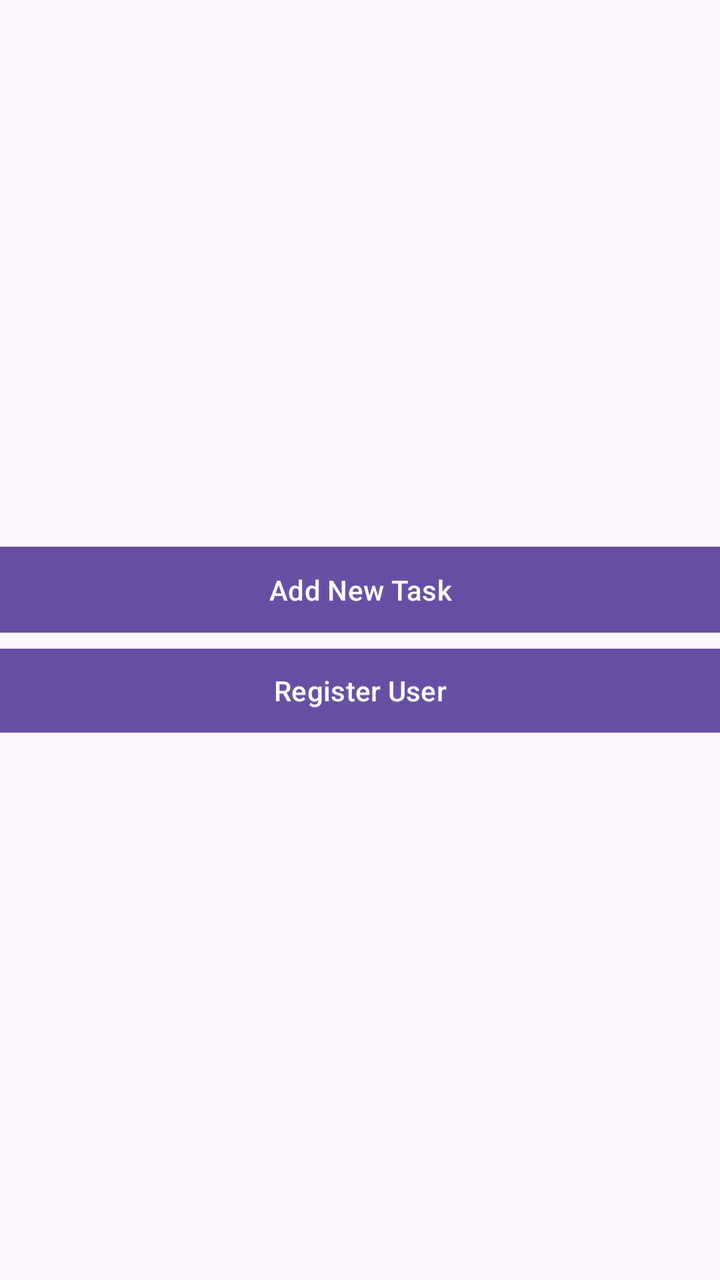
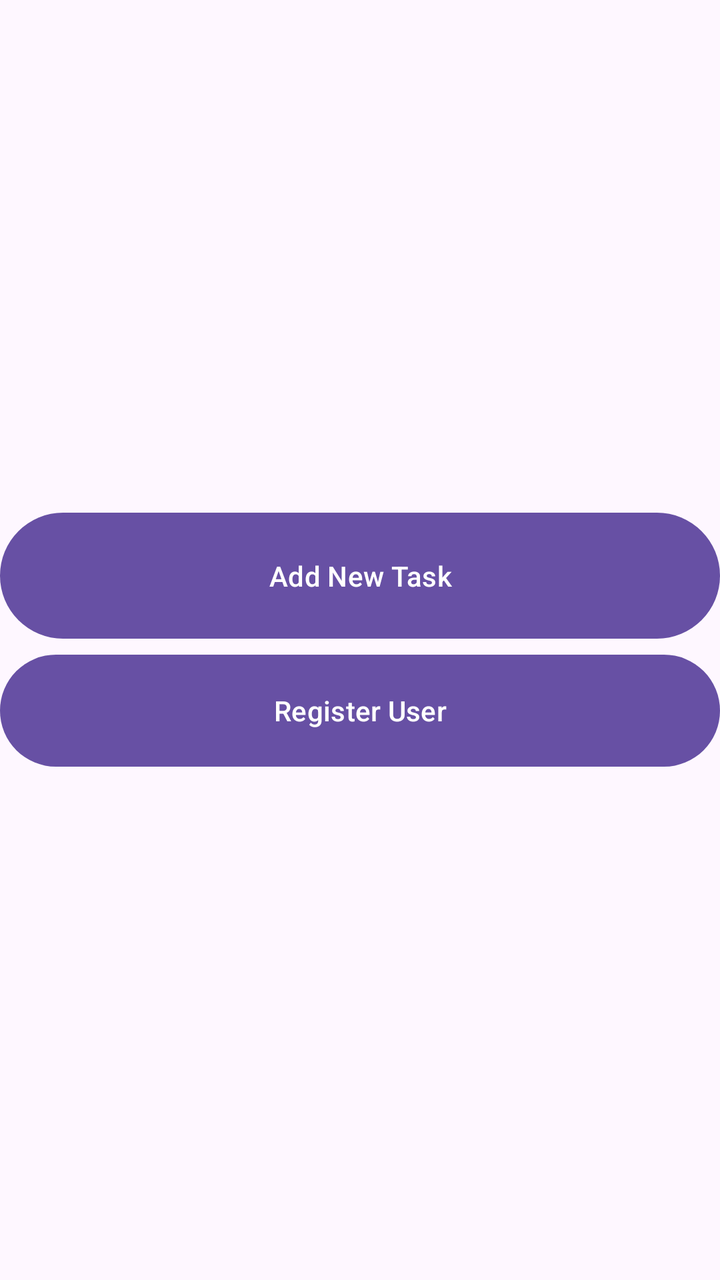

Two renders of the same Android screen: before a commit and after it. Below are the layout's source before the change and the commit's diff.
<!-- AndroidManifest.xml: application theme Theme.FinalProjShab -->
<!-- res/layout/activity_main.xml -->
<?xml version="1.0" encoding="utf-8"?>
<LinearLayout xmlns:android="http://schemas.android.com/apk/res/android"
    xmlns:app="http://schemas.android.com/apk/res-auto"
    xmlns:tools="http://schemas.android.com/tools"
    android:id="@+id/main"
    android:layout_width="match_parent"
    android:layout_height="match_parent"
    android:gravity="center"
    android:orientation="vertical"
    tools:context=".ViewPkg.MainActivity">

    <Button
        android:id="@+id/btnAddTaskScreen"
        android:layout_width="410dp"
        android:layout_height="51dp"
        android:text="Add New Task" />

    <Button
        android:id="@+id/btnRegisterScreen"
        android:layout_width="412dp"
        android:layout_height="50dp"
        android:onClick="onClick2"
        android:text="Register User" />

</LinearLayout>
<!-- resources referenced by this layout -->
<resources>
  <style name="Theme.FinalProjShab" parent="Base.Theme.FinalProjShab" />
  <style name="Base.Theme.FinalProjShab" parent="Theme.Material3.DayNight.NoActionBar">
          
          
      </style>
</resources>

<!-- the commit's change to res/layout/activity_main.xml (unified diff, before → after) -->
@@ -11,14 +11,14 @@
 
     <Button
         android:id="@+id/btnAddTaskScreen"
-        android:layout_width="410dp"
-        android:layout_height="51dp"
+        android:layout_width="match_parent"
+        android:layout_height="71dp"
         android:text="Add New Task" />
 
     <Button
         android:id="@+id/btnRegisterScreen"
-        android:layout_width="412dp"
-        android:layout_height="50dp"
+        android:layout_width="match_parent"
+        android:layout_height="64dp"
         android:onClick="onClick2"
         android:text="Register User" />
 
